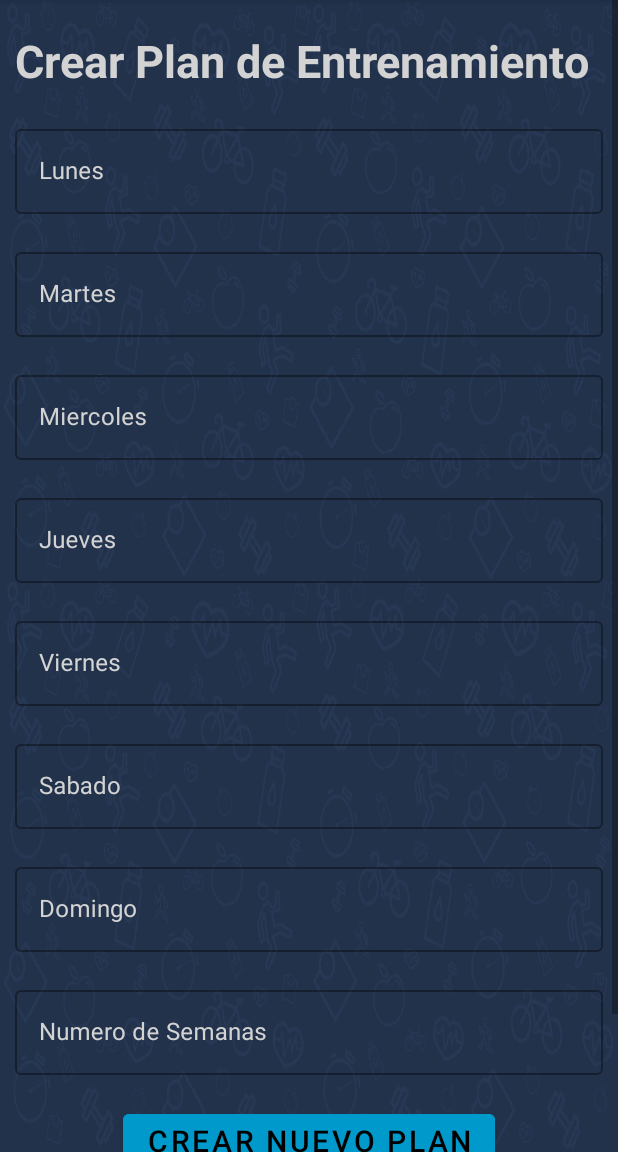
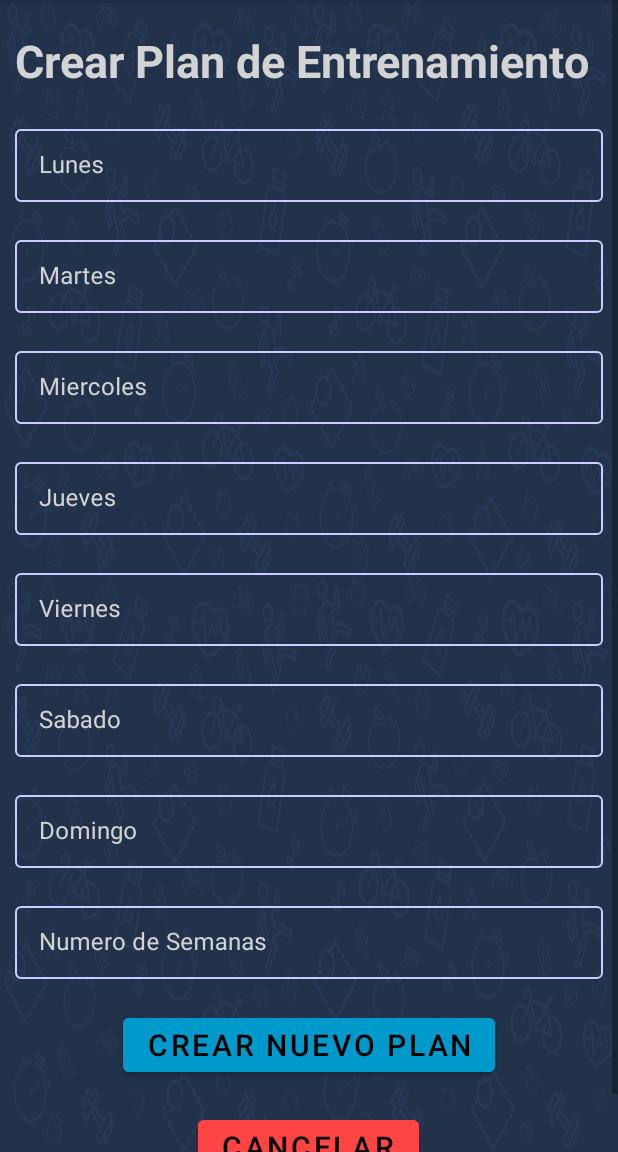
Before and after one commit to shiomar-salazar/MISW-PF-Grupo1-Movil, an Android app built with Jetpack Compose: the PlanEntrenamientoCreate screen opened through its navigation route, on a phone screen of 412 x 824 dp, the part 84-1236 px from its top. Run offline under Robolectric (Android 15) with nearby library versions, the phone set to English and light mode, and no system bars; our stand-ins replace navigation-ui.

Commit message:
Se Termina implementacion de Creacion de Entrenamiento

```diff
--- /dev/null
+++ b/app/src/main/res/color/text_input_box_stroke.xml
@@ -0,0 +1,6 @@
+<?xml version="1.0" encoding="utf-8"?>
+<selector xmlns:android="http://schemas.android.com/apk/res/android">
+    <item android:color="#fcc" android:state_focused="true"/>
+    <item android:color="#cfc" android:state_hovered="true"/>
+    <item android:color="#ccf"/>
+</selector>
--- a/app/src/main/res/layout-v28/planentrenamiento_crear_fragment.xml
+++ /dev/null
@@ -1,188 +0,0 @@
-<?xml version="1.0" encoding="utf-8"?>
-
-<ScrollView xmlns:android="http://schemas.android.com/apk/res/android"
-    xmlns:tools="http://schemas.android.com/tools"
-    android:layout_width="match_parent"
-    android:layout_height="match_parent"
-    tools:context=".ui.PlanEntrenamientoCreate">
-    <RelativeLayout
-        android:layout_width="match_parent"
-        android:layout_height="match_parent" >
-
-        <TextView
-            android:id="@+id/title"
-            android:layout_width="match_parent"
-            android:layout_height="wrap_content"
-            android:layout_marginStart="10dp"
-            android:layout_marginTop="20dp"
-            android:textColor="@color/lightGrey"
-            android:layout_marginEnd="10dp"
-            android:text="@string/crear_plan_de_entrenamiento"
-            android:textSize="30sp"
-            android:textStyle="bold" />
-
-        <com.google.android.material.textfield.TextInputLayout
-            android:id="@+id/lunes"
-            style="@style/Widget.MaterialComponents.TextInputLayout.OutlinedBox"
-            android:layout_width="match_parent"
-            android:layout_height="wrap_content"
-            android:layout_below="@id/title"
-            android:layout_marginStart="10dp"
-            android:layout_marginTop="20dp"
-            android:layout_marginEnd="10dp"
-            android:textColorHint="@color/lightGrey"
-            android:backgroundTint="@color/lightGrey"
-            android:outlineAmbientShadowColor="@color/lightGrey"
-            android:hint="@string/lunes">
-
-            <com.google.android.material.textfield.TextInputEditText
-                android:layout_width="match_parent"
-                android:layout_height="wrap_content" />
-        </com.google.android.material.textfield.TextInputLayout>
-
-        <com.google.android.material.textfield.TextInputLayout
-            android:id="@+id/martes"
-            style="@style/Widget.MaterialComponents.TextInputLayout.OutlinedBox"
-            android:layout_width="match_parent"
-            android:layout_height="wrap_content"
-            android:layout_below="@id/lunes"
-            android:layout_marginStart="10dp"
-            android:layout_marginTop="20dp"
-            android:layout_marginEnd="10dp"
-            android:textColorHint="@color/lightGrey"
-            android:hint="@string/martes">
-
-            <com.google.android.material.textfield.TextInputEditText
-                android:layout_width="match_parent"
-                android:layout_height="wrap_content" />
-        </com.google.android.material.textfield.TextInputLayout>
-
-        <com.google.android.material.textfield.TextInputLayout
-            android:id="@+id/miercoles"
-            style="@style/Widget.MaterialComponents.TextInputLayout.OutlinedBox"
-            android:layout_width="match_parent"
-            android:layout_height="wrap_content"
-            android:layout_below="@id/martes"
-            android:layout_marginStart="10dp"
-            android:layout_marginTop="20dp"
-            android:layout_marginEnd="10dp"
-            android:textColorHint="@color/lightGrey"
-            android:hint="@string/miercoles">
-
-            <com.google.android.material.textfield.TextInputEditText
-                android:layout_width="match_parent"
-                android:layout_height="wrap_content" />
-        </com.google.android.material.textfield.TextInputLayout>
-
-        <com.google.android.material.textfield.TextInputLayout
-            android:id="@+id/jueves"
-            style="@style/Widget.MaterialComponents.TextInputLayout.OutlinedBox"
-            android:layout_width="match_parent"
-            android:layout_height="wrap_content"
-            android:layout_below="@id/miercoles"
-            android:layout_marginStart="10dp"
-            android:layout_marginTop="20dp"
-            android:layout_marginEnd="10dp"
-            android:textColorHint="@color/lightGrey"
-            android:hint="@string/jueves">
-
-            <com.google.android.material.textfield.TextInputEditText
-                android:layout_width="match_parent"
-                android:layout_height="wrap_content" />
-        </com.google.android.material.textfield.TextInputLayout>
-
-        <com.google.android.material.textfield.TextInputLayout
-            android:id="@+id/viernes"
-            style="@style/Widget.MaterialComponents.TextInputLayout.OutlinedBox"
-            android:layout_width="match_parent"
-            android:layout_height="wrap_content"
-            android:layout_below="@id/jueves"
-            android:layout_marginStart="10dp"
-            android:layout_marginTop="20dp"
-            android:layout_marginEnd="10dp"
-            android:textColorHint="@color/lightGrey"
-            android:hint="@string/viernes">
-
-            <com.google.android.material.textfield.TextInputEditText
-                android:layout_width="match_parent"
-                android:layout_height="wrap_content" />
-        </com.google.android.material.textfield.TextInputLayout>
-
-        <com.google.android.material.textfield.TextInputLayout
-            android:id="@+id/sabado"
-            style="@style/Widget.MaterialComponents.TextInputLayout.OutlinedBox"
-            android:layout_width="match_parent"
-            android:layout_height="wrap_content"
-            android:layout_below="@id/viernes"
-            android:layout_marginStart="10dp"
-            android:layout_marginTop="20dp"
-            android:layout_marginEnd="10dp"
-            android:textColorHint="@color/lightGrey"
-            android:hint="@string/sabado">
-
-            <com.google.android.material.textfield.TextInputEditText
-                android:layout_width="match_parent"
-                android:layout_height="wrap_content" />
-        </com.google.android.material.textfield.TextInputLayout>
-
-        <com.google.android.material.textfield.TextInputLayout
-            android:id="@+id/domingo"
-            style="@style/Widget.MaterialComponents.TextInputLayout.OutlinedBox"
-            android:layout_width="match_parent"
-            android:layout_height="wrap_content"
-            android:layout_below="@id/sabado"
-            android:layout_marginStart="10dp"
-            android:layout_marginTop="20dp"
-            android:layout_marginEnd="10dp"
-            android:textColorHint="@color/lightGrey"
-            android:hint="@string/domingo">
-
-            <com.google.android.material.textfield.TextInputEditText
-                android:layout_width="match_parent"
-                android:layout_height="wrap_content" />
-        </com.google.android.material.textfield.TextInputLayout>
-
-        <com.google.android.material.textfield.TextInputLayout
-            android:id="@+id/semanas"
-            style="@style/Widget.MaterialComponents.TextInputLayout.OutlinedBox"
-            android:layout_width="match_parent"
-            android:layout_height="wrap_content"
-            android:layout_below="@id/domingo"
-            android:layout_marginStart="10dp"
-            android:layout_marginTop="20dp"
-            android:layout_marginEnd="10dp"
-            android:textColorHint="@color/lightGrey"
-            android:hint="@string/numero_de_semanas">
-
-            <com.google.android.material.textfield.TextInputEditText
-                android:layout_width="match_parent"
-                android:layout_height="wrap_content" />
-        </com.google.android.material.textfield.TextInputLayout>
-
-        <Button
-            android:id="@+id/crear"
-            android:layout_width="wrap_content"
-            android:layout_height="wrap_content"
-            android:layout_below="@id/semanas"
-            android:layout_centerInParent="true"
-            android:layout_marginTop="20dp"
-            android:layout_marginBottom="10dp"
-            android:backgroundTint="@android:color/holo_blue_dark"
-            android:text="@string/crear_nuevo_plan"
-            android:textSize="20sp" />
-
-        <Button
-            android:id="@+id/cancelar"
-            android:layout_width="wrap_content"
-            android:layout_height="wrap_content"
-            android:layout_below="@id/crear"
-            android:layout_centerInParent="true"
-            android:layout_marginTop="10dp"
-            android:layout_marginBottom="20dp"
-            android:backgroundTint="@android:color/holo_red_light"
-            android:text="@string/cancelar"
-            android:textSize="20sp" />
-
-    </RelativeLayout>
-
-</ScrollView>
--- a/app/src/main/res/layout/planentrenamiento_crear_fragment.xml
+++ b/app/src/main/res/layout/planentrenamiento_crear_fragment.xml
@@ -24,7 +24,7 @@
 
         <com.google.android.material.textfield.TextInputLayout
             android:id="@+id/lunes"
-            style="@style/Widget.MaterialComponents.TextInputLayout.OutlinedBox"
+            style="@style/LoginTextInputLayoutStyle"
             android:layout_width="match_parent"
             android:layout_height="wrap_content"
             android:layout_below="@id/title"
@@ -34,6 +34,7 @@
             android:textColorHint="@color/lightGrey"
             android:backgroundTint="@color/lightGrey"
             app:suffixText="@string/sufix_entrenamiento"
+            app:suffixTextColor="@color/lightGrey"
             android:hint="@string/lunes">
 
             <com.google.android.material.textfield.TextInputEditText
@@ -45,7 +46,7 @@
 
         <com.google.android.material.textfield.TextInputLayout
             android:id="@+id/martes"
-            style="@style/Widget.MaterialComponents.TextInputLayout.OutlinedBox"
+            style="@style/LoginTextInputLayoutStyle"
             android:layout_width="match_parent"
             android:layout_height="wrap_content"
             android:layout_below="@id/lunes"
@@ -53,6 +54,7 @@
             android:layout_marginTop="20dp"
             android:layout_marginEnd="10dp"
             app:suffixText="@string/sufix_entrenamiento"
+            app:suffixTextColor="@color/lightGrey"
             android:textColorHint="@color/lightGrey"
             android:hint="@string/martes">
 
@@ -65,7 +67,7 @@
 
         <com.google.android.material.textfield.TextInputLayout
             android:id="@+id/miercoles"
-            style="@style/Widget.MaterialComponents.TextInputLayout.OutlinedBox"
+            style="@style/LoginTextInputLayoutStyle"
             android:layout_width="match_parent"
             android:layout_height="wrap_content"
             android:layout_below="@id/martes"
@@ -74,6 +76,7 @@
             android:layout_marginEnd="10dp"
             android:textColorHint="@color/lightGrey"
             app:suffixText="@string/sufix_entrenamiento"
+            app:suffixTextColor="@color/lightGrey"
             android:hint="@string/miercoles">
 
             <com.google.android.material.textfield.TextInputEditText
@@ -85,7 +88,7 @@
 
         <com.google.android.material.textfield.TextInputLayout
             android:id="@+id/jueves"
-            style="@style/Widget.MaterialComponents.TextInputLayout.OutlinedBox"
+            style="@style/LoginTextInputLayoutStyle"
             android:layout_width="match_parent"
             android:layout_height="wrap_content"
             android:layout_below="@id/miercoles"
@@ -94,6 +97,7 @@
             android:layout_marginEnd="10dp"
             android:textColorHint="@color/lightGrey"
             app:suffixText="@string/sufix_entrenamiento"
+            app:suffixTextColor="@color/lightGrey"
             android:hint="@string/jueves">
 
             <com.google.android.material.textfield.TextInputEditText
@@ -105,7 +109,7 @@
 
         <com.google.android.material.textfield.TextInputLayout
             android:id="@+id/viernes"
-            style="@style/Widget.MaterialComponents.TextInputLayout.OutlinedBox"
+            style="@style/LoginTextInputLayoutStyle"
             android:layout_width="match_parent"
             android:layout_height="wrap_content"
             android:layout_below="@id/jueves"
@@ -114,6 +118,7 @@
             android:layout_marginEnd="10dp"
             android:textColorHint="@color/lightGrey"
             app:suffixText="@string/sufix_entrenamiento"
+            app:suffixTextColor="@color/lightGrey"
             android:hint="@string/viernes">
 
             <com.google.android.material.textfield.TextInputEditText
@@ -125,7 +130,7 @@
 
         <com.google.android.material.textfield.TextInputLayout
             android:id="@+id/sabado"
-            style="@style/Widget.MaterialComponents.TextInputLayout.OutlinedBox"
+            style="@style/LoginTextInputLayoutStyle"
             android:layout_width="match_parent"
             android:layout_height="wrap_content"
             android:layout_below="@id/viernes"
@@ -134,6 +139,7 @@
             android:layout_marginEnd="10dp"
             android:textColorHint="@color/lightGrey"
             app:suffixText="@string/sufix_entrenamiento"
+            app:suffixTextColor="@color/lightGrey"
             android:hint="@string/sabado">
 
             <com.google.android.material.textfield.TextInputEditText
@@ -145,7 +151,7 @@
 
         <com.google.android.material.textfield.TextInputLayout
             android:id="@+id/domingo"
-            style="@style/Widget.MaterialComponents.TextInputLayout.OutlinedBox"
+            style="@style/LoginTextInputLayoutStyle"
             android:layout_width="match_parent"
             android:layout_height="wrap_content"
             android:layout_below="@id/sabado"
@@ -154,6 +160,7 @@
             android:layout_marginEnd="10dp"
             android:textColorHint="@color/lightGrey"
             app:suffixText="@string/sufix_entrenamiento"
+            app:suffixTextColor="@color/lightGrey"
             android:hint="@string/domingo">
 
             <com.google.android.material.textfield.TextInputEditText
@@ -165,7 +172,7 @@
 
         <com.google.android.material.textfield.TextInputLayout
             android:id="@+id/semanas"
-            style="@style/Widget.MaterialComponents.TextInputLayout.OutlinedBox"
+            style="@style/LoginTextInputLayoutStyle"
             android:layout_width="match_parent"
             android:layout_height="wrap_content"
             android:layout_below="@id/domingo"
--- a/app/src/main/res/values/themes.xml
+++ b/app/src/main/res/values/themes.xml
@@ -17,4 +17,7 @@
         <item name="colorControlNormal">@color/lightGrey</item>
         <item name="colorControlActivated">@color/duskYellow</item>
     </style>
+    <style name="LoginTextInputLayoutStyle" parent="Widget.MaterialComponents.TextInputLayout.OutlinedBox.Dense">
+        <item name="boxStrokeColor">@color/text_input_box_stroke</item>
+    </style>
 </resources>
```
